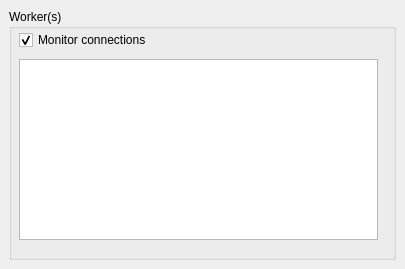
Qt form PAConsole/res/wgWorkers.ui (AnarManafov/PoD) before a commit.
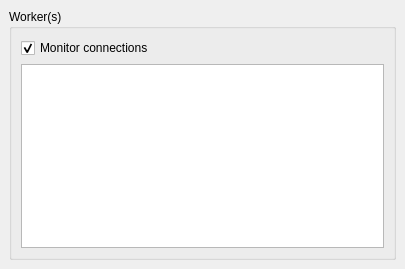
The same form after that commit.

```diff
--- a/PAConsole/res/wgWorkers.ui
+++ b/PAConsole/res/wgWorkers.ui
@@ -24,35 +24,58 @@
      <property name="title" >
       <string>Worker(s)</string>
      </property>
-     <widget class="QListWidget" name="lstClientsList" >
-      <property name="geometry" >
-       <rect>
-        <x>10</x>
-        <y>50</y>
-        <width>359</width>
-        <height>181</height>
-       </rect>
+     <layout class="QGridLayout" >
+      <property name="margin" >
+       <number>9</number>
       </property>
-     </widget>
-     <widget class="QCheckBox" name="chkShowWorkers" >
-      <property name="geometry" >
-       <rect>
-        <x>10</x>
-        <y>20</y>
-        <width>361</width>
-        <height>22</height>
-       </rect>
+      <property name="spacing" >
+       <number>6</number>
       </property>
-      <property name="text" >
-       <string>Monitor connections </string>
-      </property>
-      <property name="checked" >
-       <bool>true</bool>
-      </property>
-     </widget>
+      <item row="0" column="0" >
+       <layout class="QGridLayout" >
+        <property name="margin" >
+         <number>0</number>
+        </property>
+        <property name="spacing" >
+         <number>6</number>
+        </property>
+        <item row="0" column="0" >
+         <widget class="QCheckBox" name="chkShowWorkers" >
+          <property name="text" >
+           <string>Monitor connections </string>
+          </property>
+          <property name="checked" >
+           <bool>true</bool>
+          </property>
+         </widget>
+        </item>
+        <item row="1" column="0" >
+         <widget class="QListWidget" name="lstClientsList" />
+        </item>
+       </layout>
+      </item>
+     </layout>
     </widget>
    </item>
   </layout>
+  <widget class="QWidget" name="" >
+   <property name="geometry" >
+    <rect>
+     <x>0</x>
+     <y>0</y>
+     <width>100</width>
+     <height>30</height>
+    </rect>
+   </property>
+   <layout class="QGridLayout" >
+    <property name="margin" >
+     <number>0</number>
+    </property>
+    <property name="spacing" >
+     <number>6</number>
+    </property>
+   </layout>
+  </widget>
  </widget>
  <resources/>
  <connections/>
```
